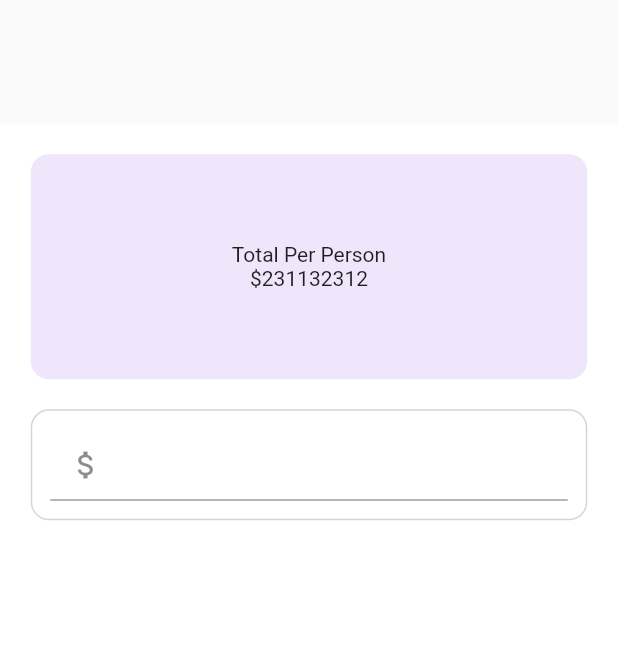
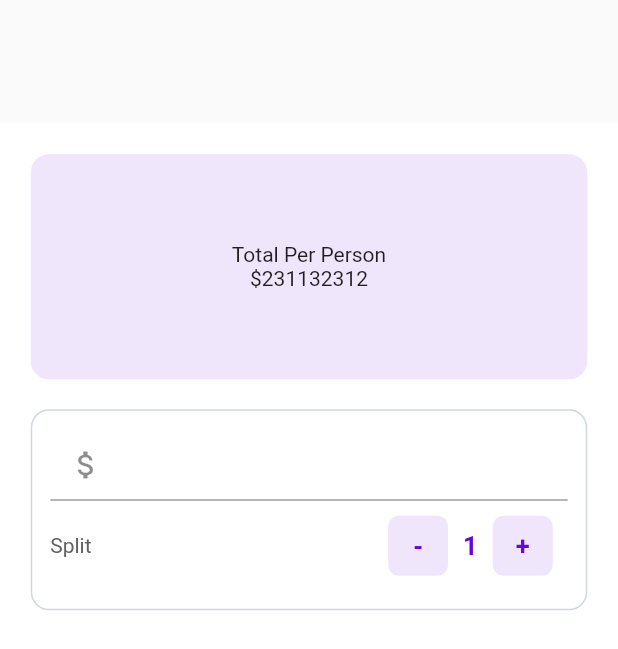
Before and after one commit to anoobishnoob/bill_splitting_app, a Flutter app: the screen it shows after launch, on a phone screen of 412 x 824 dp. Shown: the top 649 px of the screen. Run offline on Flutter 3.47's test engine with Material 2 defaults, Android fonts, the phone set to English and light mode, and no system bars.

Commit message:
Update home.dart

```diff
--- a/lib/UI/home.dart
+++ b/lib/UI/home.dart
@@ -74,6 +74,79 @@ class _BillSplitterState extends State<BillSplitter> {
 
                         }
                       },
+                    ),
+                    Row(
+                      mainAxisAlignment: MainAxisAlignment.spaceBetween,
+                      children: <Widget>[
+                        Text("Split", style: TextStyle(
+                          color : Colors.grey.shade700
+                        ),),
+                        Row(
+                          children: <Widget>[
+                            InkWell(
+                              onTap: (){
+                                setState(() {
+                                  if (_personCounter >1){
+                                    --_personCounter;
+                                  }else{
+                                    // we actually don't need code here
+                                  }
+                                });
+                              },
+                              child: Container(
+                                width: 40,
+                                height: 40,
+                                margin: EdgeInsets.all(10),
+                                decoration: BoxDecoration(
+                                  borderRadius: BorderRadius.circular(7),
+                                  color: _purple.withOpacity(0.1)
+                                ),
+                                child: Center(
+                                  child: Text(
+                                    "-", style: TextStyle(
+                                    color: _purple,
+                                    fontWeight: FontWeight.bold,
+                                    fontSize: 17
+                                  ),
+                                  ),
+                                ),
+                              ),
+                            ),
+                            Text("$_personCounter", style: TextStyle(
+                              color: _purple,
+                              fontWeight: FontWeight.bold,
+                              fontSize: 17
+                            ),),
+                            InkWell(
+                              onTap: (){
+                                setState(() {
+                                  ++_personCounter;
+
+                                });
+                              },
+                              child: Container(
+                                width: 40,
+                                height: 40,
+                                margin: EdgeInsets.all(10),
+                                decoration: BoxDecoration(
+                                  borderRadius: BorderRadius.circular(7),
+                                  color: _purple.withOpacity(.1)
+                                ),
+                                child: Center(
+                                  child: Text(
+                                    "+", style: TextStyle(
+                                      color: _purple,
+                                      fontWeight: FontWeight.bold,
+                                      fontSize: 17
+                                  ),
+                                  ),
+                                ),
+                              ),
+
+                            )
+                          ],
+                        )
+                      ],
                     )
 
                   ],
```
